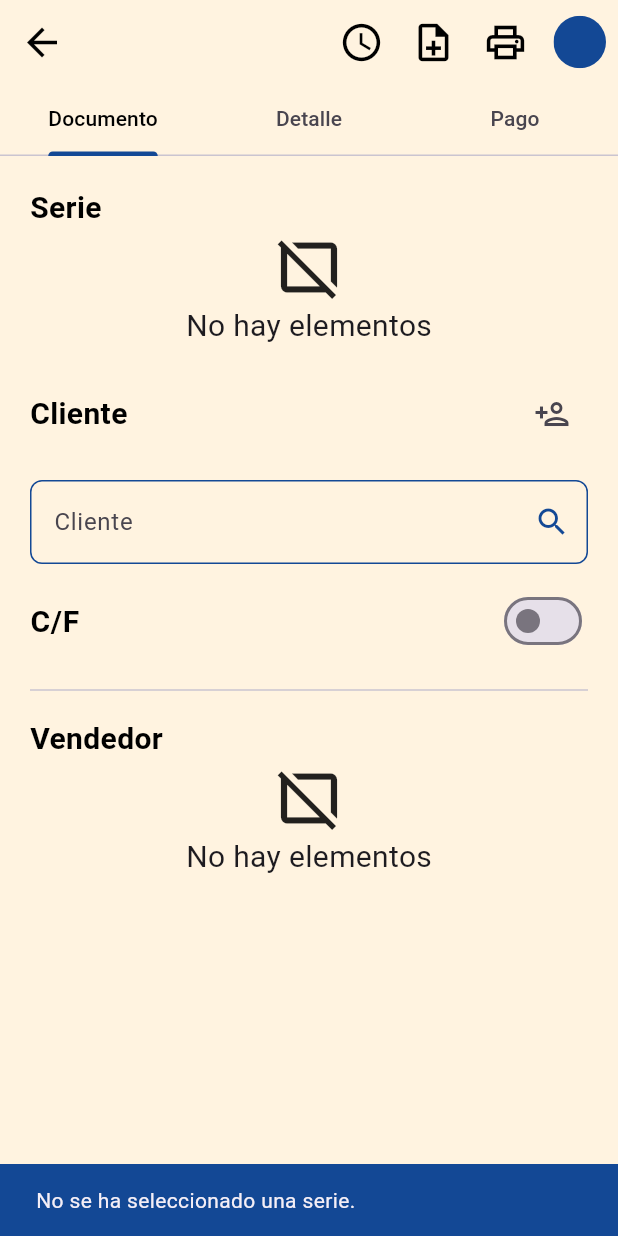
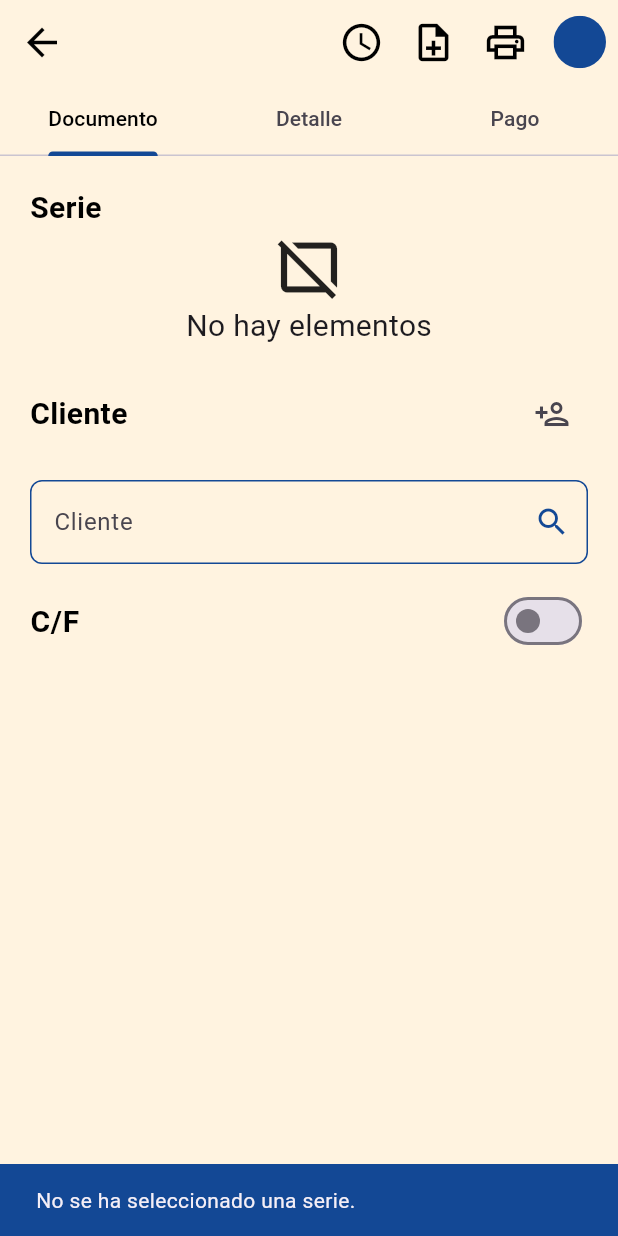
Before and after one commit to lsurec/fl-pos, a Flutter app: the DocumentoView screen opened by its route, after a tap on the "print" icon, on a phone screen of 412 x 824 dp. Run offline on Flutter 3.47's test engine with Material 3 defaults, Android fonts, the phone set to English and light mode, and no system bars; our stand-ins replace bloc, equatable, flutter_bloc, package_info, pdf, percent_indicator and 2 more; missing offline and left inert: clipboard, flutter_barcode_scanner, flutter_esc_pos_utils, flutter_pos_printer_platform; accounts and stored records are empty.

Commit message:
vlidate vendedor

```diff
--- a/lib/displays/prc_documento_3/view_models/documento_view_model.dart
+++ b/lib/displays/prc_documento_3/view_models/documento_view_model.dart
@@ -70,10 +70,13 @@ class DocumentoViewModel extends ChangeNotifier {
       return;
     }
 
-    //si hay vendedor seleccionado mostrar mo
-    if (documentVM.vendedorSelect == null) {
-      NotificationService.showSnackbar("No se ha seleccionado un vendedor.");
-      return;
+    //si hay vendedores debe seleconarse uno
+    if (documentVM.sellers.isNotEmpty) {
+      //si hay vendedor seleccionado mostrar mensaje
+      if (documentVM.vendedorSelect == null) {
+        NotificationService.showSnackbar("No se ha seleccionado un vendedor.");
+        return;
+      }
     }
 
     //si no hay transacciones mostrar mensaje
--- a/lib/displays/prc_documento_3/views/document_view.dart
+++ b/lib/displays/prc_documento_3/views/document_view.dart
@@ -113,6 +113,9 @@ class DocumentView extends StatelessWidget {
                     ),
                     title: "Información del cliente",
                   ),
+                if (vm.sellers.isNotEmpty)
+                  Column(
+                    children: [
                       const SizedBox(height: 10),
                       const Divider(),
                       const SizedBox(height: 10),
@@ -120,15 +123,6 @@ class DocumentView extends StatelessWidget {
                         "Vendedor",
                         style: AppTheme.titleStyle,
                       ),
-                if (vm.sellers.isEmpty)
-                  const NotFoundWidget(
-                    text: "No hay elementos",
-                    icon: Icon(
-                      Icons.browser_not_supported_outlined,
-                      size: 50,
-                    ),
-                  ),
-                if (vm.sellers.isNotEmpty)
                       DropdownButton<SellerModel>(
                         isExpanded: true,
                         dropdownColor: AppTheme.backroundColor,
@@ -143,6 +137,8 @@ class DocumentView extends StatelessWidget {
                       ),
                     ],
                   ),
+              ],
+            ),
           ),
         ],
       ),
```
Lines whose indentation alone changed are shown as unchanged.
